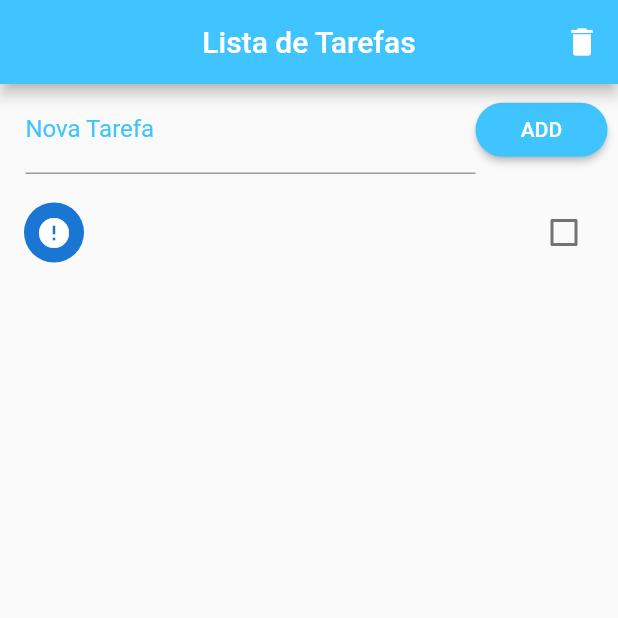
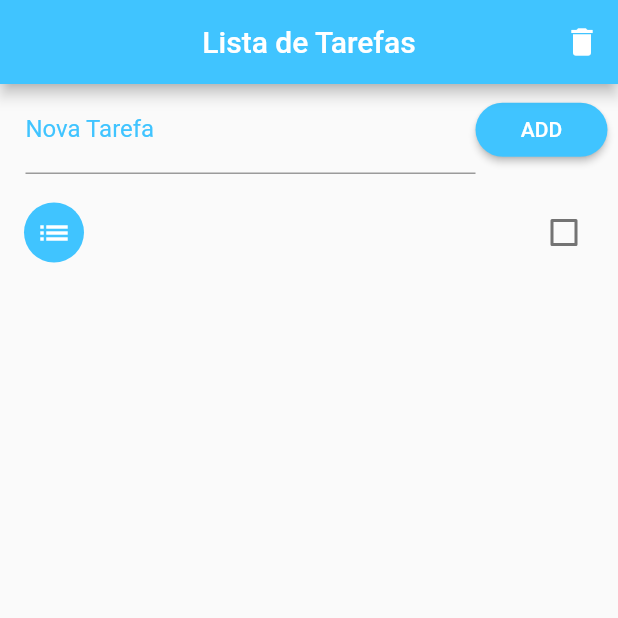
Before and after one commit to davicruzof/Tasks, a Flutter app: the screen it shows after launch, after a tap on "ADD", on a phone screen of 412 x 824 dp, the top half of it. Run offline on Flutter 3.47's test engine with Material 2 defaults, Android fonts, the light colour scheme and no system bars.

Commit message:
Cores e icons modificados

```diff
--- a/lib/home/home.dart
+++ b/lib/home/home.dart
@@ -56,7 +56,6 @@ class _HomeState extends State<Home> {
       _saveData();
     });
   }
-
   @override
   Widget build(BuildContext context) {
     return Scaffold(
@@ -68,12 +67,13 @@ class _HomeState extends State<Home> {
         centerTitle: true,
         actions: <Widget>[
           IconButton(
-              splashRadius: 22,
-              icon: Icon(
-                Icons.delete,
-                color: Colors.white,
-              ),
-              onPressed: () {}),
+            splashRadius: 22,
+            icon: Icon(
+              Icons.delete,
+              color: Colors.white,
+            ),
+            onPressed: (){},
+          ),
         ],
       ),
       body: Column(
@@ -144,7 +144,10 @@ class _HomeState extends State<Home> {
             shape: RoundedRectangleBorder(
               borderRadius: BorderRadius.circular(20.0),
             ),
-            content: Text("Tarefa ${_lastRemove["title"]} removida!",style: TextStyle(color: Colors.blueGrey),),
+            content: Text(
+              "Tarefa removida!",
+              style: TextStyle(color: Colors.blueGrey),
+            ),
             action: SnackBarAction(
                 label: "Desfazer",
                 textColor: Colors.blueGrey,
@@ -161,6 +164,8 @@ class _HomeState extends State<Home> {
         });
       },
       child: CheckboxListTile(
+        checkColor: Colors.white,
+        activeColor: Colors.greenAccent,
         onChanged: (c) {
           setState(() {
             _todoList[index]["ok"] = c;
@@ -170,8 +175,9 @@ class _HomeState extends State<Home> {
         title: Text(_todoList[index]["title"]),
         value: _todoList[index]["ok"],
         secondary: CircleAvatar(
-          child: Icon(_todoList[index]["ok"] ? Icons.check : Icons.error),
-        ),
+            backgroundColor: Colors.lightBlueAccent,
+            foregroundColor: Colors.white,
+            child: Icon(_todoList[index]["ok"] ? Icons.check : Icons.list)),
       ),
     );
   }
```
